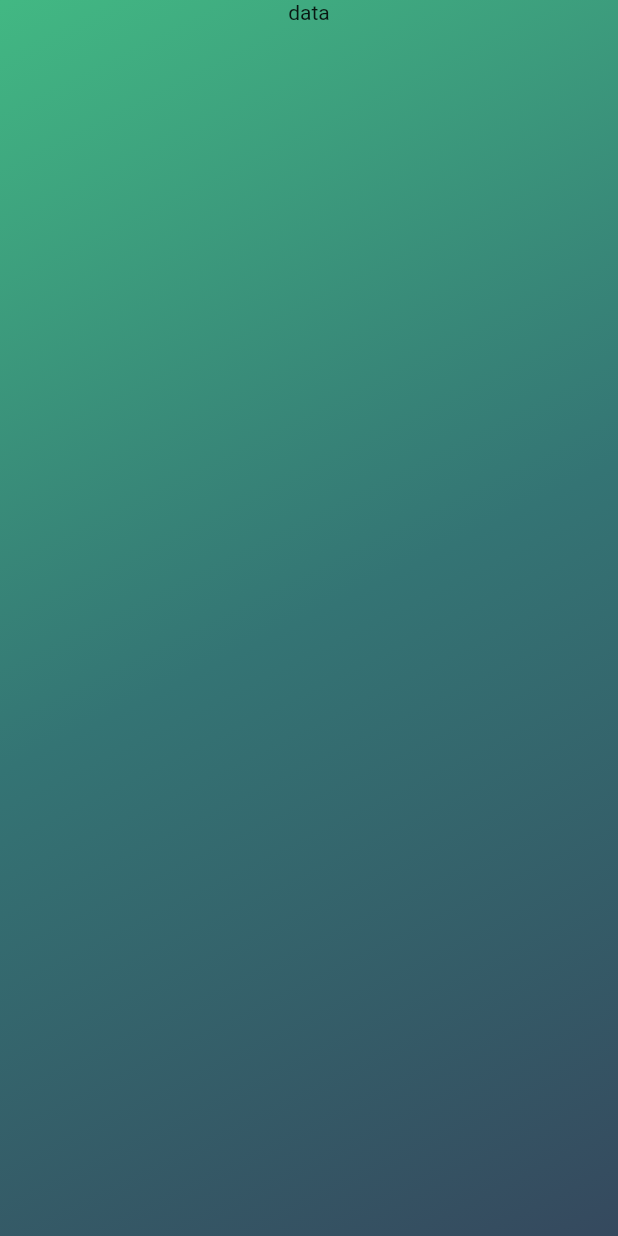
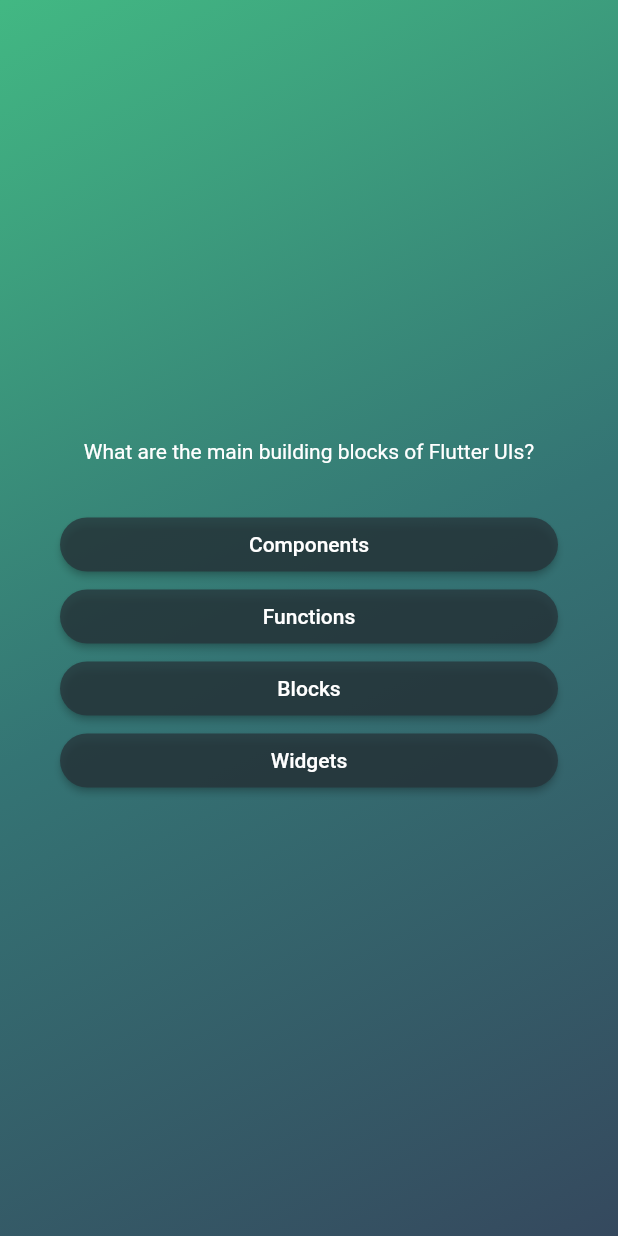
Before and after one commit to Cedrus81/flutter_quiz, a Flutter app: the screen it shows after launch, after a tap on "Start Quiz", on a phone screen of 412 x 824 dp. Run offline on Flutter 3.47's test engine with Material 2 defaults, Android fonts, the phone set to English and light mode, and no system bars.

Commit message:
made questions screen

```diff
--- /dev/null
+++ b/lib/answer_button.dart
@@ -0,0 +1,21 @@
+import 'package:flutter/material.dart';
+
+class AnswerButton extends StatelessWidget {
+  const AnswerButton(this.answer, this.onClick, {super.key});
+
+  final String answer;
+  final void Function() onClick;
+  @override
+  Widget build(BuildContext context) {
+    return ElevatedButton(
+      onPressed: onClick,
+      style: ElevatedButton.styleFrom(
+          padding: const EdgeInsets.symmetric(vertical: 10, horizontal: 40),
+          shape:
+              RoundedRectangleBorder(borderRadius: BorderRadius.circular(40)),
+          backgroundColor: const Color.fromARGB(190, 38, 50, 56),
+          foregroundColor: Colors.white),
+      child: Text(answer),
+    );
+  }
+}
--- /dev/null
+++ b/lib/data/questions.dart
@@ -0,0 +1,163 @@
+import 'package:flutter_quiz/models/quiz_question.dart';
+
+const questions = [
+  QuizQuestion(
+    'What are the main building blocks of Flutter UIs?',
+    [
+      'Widgets',
+      'Components',
+      'Blocks',
+      'Functions',
+    ],
+  ),
+  QuizQuestion('How are Flutter UIs built?', [
+    'By combining widgets in code',
+    'By combining widgets in a visual editor',
+    'By defining widgets in config files',
+    'By using XCode for iOS and Android Studio for Android',
+  ]),
+  QuizQuestion(
+    'What\'s the purpose of a StatefulWidget?',
+    [
+      'Update UI as data changes',
+      'Update data as UI changes',
+      'Ignore data changes',
+      'Render UI that does not depend on data',
+    ],
+  ),
+  QuizQuestion(
+    'Which widget should you try to use more often: StatelessWidget or StatefulWidget?',
+    [
+      'StatelessWidget',
+      'StatefulWidget',
+      'Both are equally good',
+      'None of the above',
+    ],
+  ),
+  QuizQuestion(
+    'What happens if you change data in a StatelessWidget?',
+    [
+      'The UI is not updated',
+      'The UI is updated',
+      'The closest StatefulWidget is updated',
+      'Any nested StatefulWidgets are updated',
+    ],
+  ),
+  QuizQuestion(
+    'How should you update data inside of StatefulWidgets?',
+    [
+      'By calling setState()',
+      'By calling updateData()',
+      'By calling updateUI()',
+      'By calling updateState()',
+    ],
+  ),
+  QuizQuestion(
+    'What keyword is used to represent a constant in Dart?',
+    [
+      'final',
+      'const',
+      'static',
+      'var',
+    ],
+  ),
+  QuizQuestion(
+    'What symbol is used for string interpolation in Dart?',
+    [
+      '\$',
+      '#',
+      '@',
+      '%',
+    ],
+  ),
+  QuizQuestion(
+    'What keyword is used to declare asynchronous functions in Dart?',
+    [
+      'async',
+      'await',
+      'future',
+      'promise',
+    ],
+  ),
+  QuizQuestion(
+    'How to declare a list of integers in Dart?',
+    [
+      'List<int> numbers;',
+      'int[] numbers;',
+      'numbers: List<int>;',
+      'Array<int> numbers;'
+    ],
+  ),
+  QuizQuestion(
+    'In Dart, which method is automatically called when an instance of a class is created?',
+    [
+      'onCreate()',
+      'init()',
+      'constructor()',
+      'QuizQuestion()',
+    ],
+  ),
+  QuizQuestion(
+    'What data structure does Dart provide to group related items?',
+    [
+      'Array',
+      'List',
+      'Class',
+      'Structure',
+    ],
+  ),
+  QuizQuestion(
+    'How do you denote single line comments in Dart?',
+    [
+      '//',
+      '/*',
+      '--',
+      '#',
+    ],
+  ),
+  QuizQuestion(
+    'Which keyword is used to denote inheritance in Dart?',
+    [
+      'extends',
+      'inherits',
+      'super',
+      'base',
+    ],
+  ),
+  QuizQuestion(
+    'What is the name for the null-aware operator in Dart?',
+    [
+      '?.',
+      '??',
+      '!',
+      '??=',
+    ],
+  ),
+  QuizQuestion(
+    'What is the correct way to import a library in Dart?',
+    [
+      'import library',
+      '#import',
+      'using',
+      'import "library.dart";',
+    ],
+  ),
+  QuizQuestion(
+    'How to denote private variables or methods in Dart?',
+    [
+      '_',
+      'private',
+      'priv',
+      '-',
+    ],
+  ),
+  QuizQuestion(
+    'Which keyword is used to declare an Interface in Dart?',
+    [
+      'interface',
+      'implements',
+      'protocol',
+      'interface class',
+    ],
+  ),
+];
--- a/lib/models/quiz_question.dart
+++ b/lib/models/quiz_question.dart
@@ -0,0 +1,12 @@
+class QuizQuestion {
+  const QuizQuestion(this.text, this.answers);
+
+  final String text;
+  final List<String> answers;
+
+  List<String> getShuffledAnswers() {
+    final newList = List.of(answers);
+    newList.shuffle();
+    return newList;
+  }
+}
--- a/lib/questions_screen.dart
+++ b/lib/questions_screen.dart
@@ -1,4 +1,6 @@
 import 'package:flutter/material.dart';
+import 'package:flutter_quiz/data/questions.dart';
+import 'package:flutter_quiz/answer_button.dart';
 
 class QuestionsScreen extends StatefulWidget {
   const QuestionsScreen({super.key});
@@ -9,10 +11,38 @@ class QuestionsScreen extends StatefulWidget {
 }
 
 class _QuestionsScreenState extends State<QuestionsScreen> {
+  var currentIdx = 0;
+  void onAnswer() {
+    setState(() {
+      currentIdx++;
+    });
+  }
+
   @override
   Widget build(context) {
-    return const Center(
-      child: Column(children: [Text('data')]),
+    final currentQuestion = questions[currentIdx];
+    return SizedBox(
+      width: double.infinity,
+      child: Container(
+        margin: const EdgeInsets.all(40),
+        child: Column(
+          mainAxisAlignment: MainAxisAlignment.center,
+          crossAxisAlignment: CrossAxisAlignment.stretch,
+          children: [
+            Text(
+              currentQuestion.text,
+              textAlign: TextAlign.center,
+              style: const TextStyle(color: Colors.white),
+            ),
+            const SizedBox(
+              height: 30,
+            ),
+            ...currentQuestion
+                .getShuffledAnswers()
+                .map((ans) => AnswerButton(ans, onAnswer)),
+          ],
+        ),
+      ),
     );
   }
 }
```
